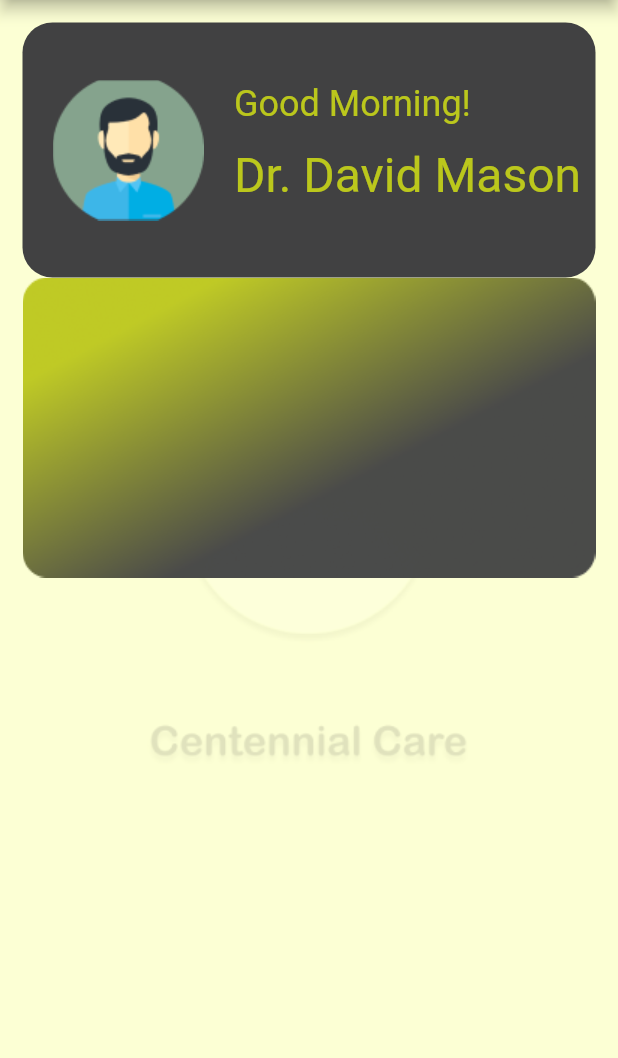
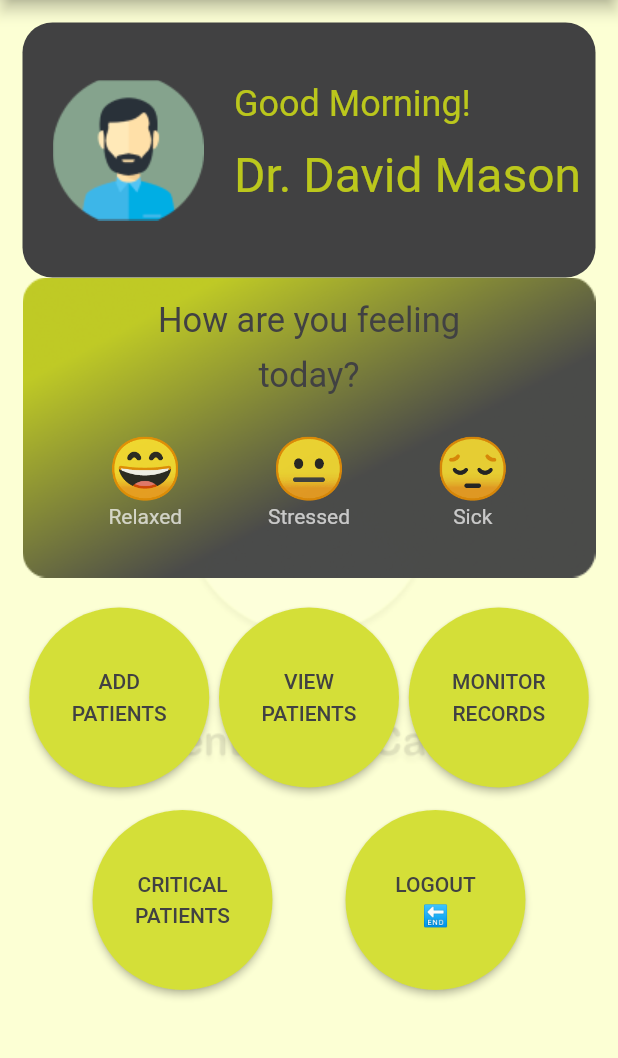
Before and after one commit to bilaldilbar54/MAPD722-CentennialCareApp, a Flutter app: the screen it shows after launch, after a tap on "LOGIN", on a phone screen of 412 x 824 dp, the part 84-1142 px from its top. Run offline on Flutter 3.47's test engine with Material 2 defaults, Android fonts, the light colour scheme and no system bars.

Commit message:
added homescreen

```diff
--- a/lib/components/custom_button.dart
+++ b/lib/components/custom_rect_button.dart
@@ -2,8 +2,9 @@ import 'package:flutter/material.dart';
 import 'package:centennial_care/colors.dart';
 
 class MyButton extends StatelessWidget {
+  final String title;
   final String onTap;
-  const MyButton({super.key, required this.onTap});
+  const MyButton({super.key, required this.title, required this.onTap});
 
   @override
   Widget build(BuildContext context) {
@@ -21,10 +22,10 @@ class MyButton extends StatelessWidget {
             elevation: MaterialStateProperty.all<double>(5.0)),
         child: Container(
           padding: const EdgeInsets.all(25),
-          child: const Center(
+          child: Center(
             child: Text(
-              'LOGIN',
-              style: TextStyle(
+              title,
+              style: const TextStyle(
                 color: darkGrey,
                 fontWeight: FontWeight.bold,
                 fontSize: 16,
--- /dev/null
+++ b/lib/components/custom_round_button.dart
@@ -0,0 +1,43 @@
+import 'package:flutter/material.dart';
+import 'package:centennial_care/colors.dart';
+
+class RoundButton extends StatelessWidget {
+  final String title1;
+  final String title2;
+  final double width;
+  final double height;
+
+  const RoundButton(
+      {super.key,
+      required this.title1,
+      required this.title2,
+      required this.height,
+      required this.width});
+
+  @override
+  Widget build(BuildContext context) {
+    return ElevatedButton(
+      onPressed: () {},
+      style: ElevatedButton.styleFrom(
+        backgroundColor: darkGreen,
+        shape: const CircleBorder(),
+        minimumSize: Size(height, width),
+      ),
+      child: Column(
+        children: [
+          Text(
+            title1,
+            style: const TextStyle(color: darkGrey),
+          ),
+          const SizedBox(
+            height: 5,
+          ),
+          Text(
+            title2,
+            style: const TextStyle(color: darkGrey),
+          ),
+        ],
+      ),
+    );
+  }
+}
--- /dev/null
+++ b/lib/components/home_feelings.dart
@@ -0,0 +1,148 @@
+import 'package:centennial_care/components/custom_alert.dart';
+import 'package:flutter/material.dart';
+import 'package:flutter/cupertino.dart';
+import 'package:centennial_care/colors.dart';
+
+class FeelingEmoji extends StatelessWidget {
+  const FeelingEmoji({
+    Key? key,
+  }) : super(key: key);
+
+  @override
+  Widget build(BuildContext context) {
+    return Container(
+      margin: const EdgeInsets.symmetric(horizontal: 15),
+      width: 500,
+      height: 200,
+      decoration: const BoxDecoration(
+          image: DecorationImage(
+              image: AssetImage('lib/images/gradient_back.png'),
+              fit: BoxFit.fill)),
+      child: Center(
+        child: Column(children: [
+          const SizedBox(
+            height: 15,
+          ),
+          const Text(
+            'How are you feeling',
+            style: TextStyle(
+              color: darkGrey,
+              fontSize: 23,
+            ),
+          ),
+          const SizedBox(
+            height: 10,
+          ),
+          const Text(
+            'today?',
+            style: TextStyle(color: darkGrey, fontSize: 23),
+          ),
+          const SizedBox(
+            height: 25,
+          ),
+          Row(
+            mainAxisAlignment: MainAxisAlignment.spaceEvenly,
+            children: [
+              Column(
+                children: [
+                  GestureDetector(
+                      onTap: () {
+                        MyAlertDialog.show(
+                          context,
+                          title: '😄',
+                          message: "All is well",
+                          actions: [
+                            CupertinoDialogAction(
+                              child: const Text('Ok'),
+                              onPressed: () {
+                                Navigator.of(context).pop();
+                              },
+                            ),
+                          ],
+                        );
+                      },
+                      child: const Text(
+                        '😄',
+                        style: TextStyle(
+                          fontSize: 40,
+                        ),
+                      )),
+                  const Text(
+                    'Relaxed',
+                    style: TextStyle(
+                      color: Colors.white70,
+                    ),
+                  )
+                ],
+              ),
+              Column(
+                children: [
+                  GestureDetector(
+                      onTap: () {
+                        MyAlertDialog.show(
+                          context,
+                          title: '😐',
+                          message: "All will be well",
+                          actions: [
+                            CupertinoDialogAction(
+                              child: const Text('Ok'),
+                              onPressed: () {
+                                Navigator.of(context).pop();
+                              },
+                            ),
+                          ],
+                        );
+                      },
+                      child: const Text(
+                        '😐',
+                        style: TextStyle(
+                          fontSize: 40,
+                        ),
+                      )),
+                  const Text(
+                    'Stressed',
+                    style: TextStyle(
+                      color: Colors.white70,
+                    ),
+                  )
+                ],
+              ),
+              Column(
+                children: [
+                  GestureDetector(
+                      onTap: () {
+                        MyAlertDialog.show(
+                          context,
+                          title: '😔',
+                          message: "We Hope you Have A Good Day",
+                          actions: [
+                            CupertinoDialogAction(
+                              child: const Text('Ok'),
+                              onPressed: () {
+                                Navigator.of(context).pop();
+                              },
+                            ),
+                          ],
+                        );
+                      },
+                      child: const Text(
+                        '😔',
+                        style: TextStyle(
+                          fontSize: 40,
+                        ),
+                      )),
+                  const Text(
+                    'Sick',
+                    style: TextStyle(
+                      color: Colors.white70,
+                    ),
+                  )
+                ],
+              )
+            ],
+          )
+        ]),
+      ),
+    );
+  }
+}
--- a/lib/screens/home_screen.dart
+++ b/lib/screens/home_screen.dart
@@ -1,4 +1,6 @@
 import 'package:flutter/material.dart';
+import 'package:centennial_care/components/custom_round_button.dart';
+import 'package:centennial_care/components/home_feelings.dart';
 import 'package:centennial_care/colors.dart';
 import 'package:centennial_care/components/home_greet.dart';
 
@@ -31,15 +33,57 @@ class HomePage extends StatelessWidget {
           child: Center(
               child: Column(children: [
             const HomeGreet(),
-            Container(
-              margin: const EdgeInsets.symmetric(horizontal: 15),
-              width: 500,
-              height: 200,
-              decoration: const BoxDecoration(
-                  image: DecorationImage(
-                      image: AssetImage('lib/images/gradient_back.png'),
-                      fit: BoxFit.fill)),
-              child: Column(children: const []),
+            const FeelingEmoji(),
+            Padding(
+              padding: const EdgeInsets.symmetric(horizontal: 13.0),
+              child: Column(children: [
+                const SizedBox(
+                  height: 20,
+                ),
+                Row(
+                  mainAxisAlignment: MainAxisAlignment.spaceEvenly,
+                  children: const [
+                    RoundButton(
+                      title1: 'ADD',
+                      title2: 'PATIENTS',
+                      width: 120,
+                      height: 120,
+                    ),
+                    RoundButton(
+                      title1: 'VIEW',
+                      title2: 'PATIENTS',
+                      width: 120,
+                      height: 120,
+                    ),
+                    RoundButton(
+                      title1: 'MONITOR',
+                      title2: 'RECORDS',
+                      width: 120,
+                      height: 120,
+                    )
+                  ],
+                ),
+                const SizedBox(
+                  height: 15,
+                ),
+                Row(
+                  mainAxisAlignment: MainAxisAlignment.spaceEvenly,
+                  children: const [
+                    RoundButton(
+                      title1: 'CRITICAL',
+                      title2: 'PATIENTS',
+                      height: 120,
+                      width: 120,
+                    ),
+                    RoundButton(
+                      title1: 'LOGOUT',
+                      title2: '🔚',
+                      height: 120,
+                      width: 120,
+                    )
+                  ],
+                )
+              ]),
             )
           ])),
         ),
--- a/lib/screens/login_screen.dart
+++ b/lib/screens/login_screen.dart
@@ -1,5 +1,5 @@
 import 'package:flutter/material.dart';
-import 'package:centennial_care/components/custom_button.dart';
+import 'package:centennial_care/components/custom_rect_button.dart';
 import 'package:centennial_care/components/custom_textfield.dart';
 import 'package:centennial_care/colors.dart';
 
@@ -72,7 +72,10 @@ class LoginPage extends StatelessWidget {
                   height: 20,
                 ),
                 //Login Button
-                const MyButton(onTap: '/home')
+                const MyButton(
+                  onTap: '/home',
+                  title: 'LOGIN',
+                )
               ],
             ),
           ),
```
Also changed, not shown: lib/components/custom_alert.dart (added, +43 -0 lines).
